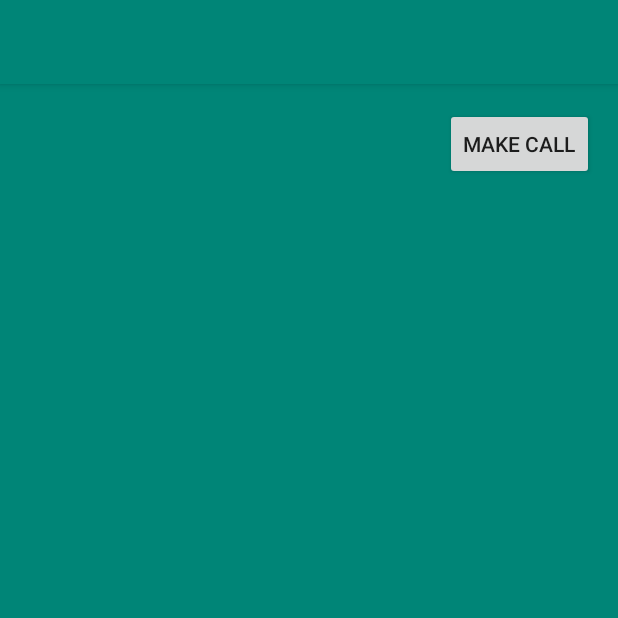
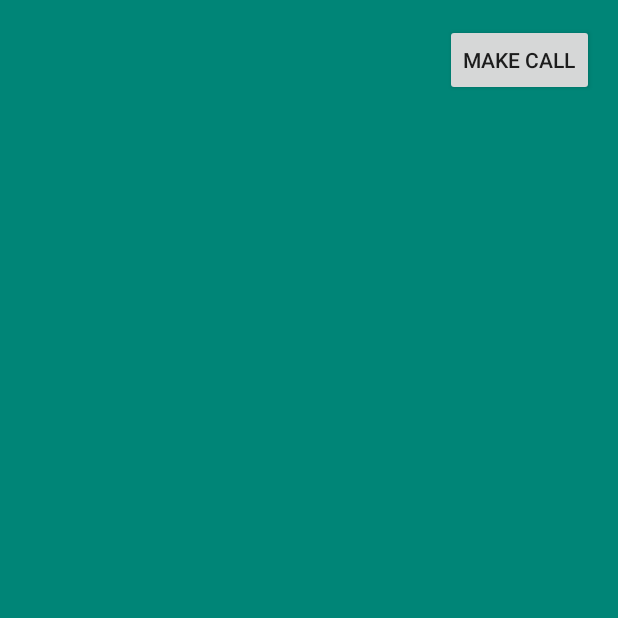
Before and after one commit to kuaddo/Astra, an Android app: the screen it shows after launch (MainActivity), on a phone screen of 412 x 824 dp, the top half of it. Run offline under Robolectric (Android 15) with nearby library versions, the phone set to English and light mode, and no system bars; our stand-ins replace Dagger/Hilt's generated code, Timber, data binding; libraries missing offline, so code that uses them is left out: com.afollestad.materialdialogs, com.jakewharton.threetenabp, io.skyway, permissions.dispatcher; 6 statements that could not run were skipped.

Commit message:
remove action bar.

```diff
--- a/app/src/main/res/values/styles.xml
+++ b/app/src/main/res/values/styles.xml
@@ -1,11 +1,8 @@
 <resources>
 
-    <!-- Base application theme. -->
-    <style name="AppTheme" parent="Theme.AppCompat.Light.DarkActionBar">
-        <!-- Customize your theme here. -->
+    <style name="AppTheme" parent="Theme.AppCompat.Light.NoActionBar">
         <item name="colorPrimary">@color/colorPrimary</item>
         <item name="colorPrimaryDark">@color/colorPrimaryDark</item>
         <item name="colorAccent">@color/colorAccent</item>
     </style>
-
 </resources>
```
